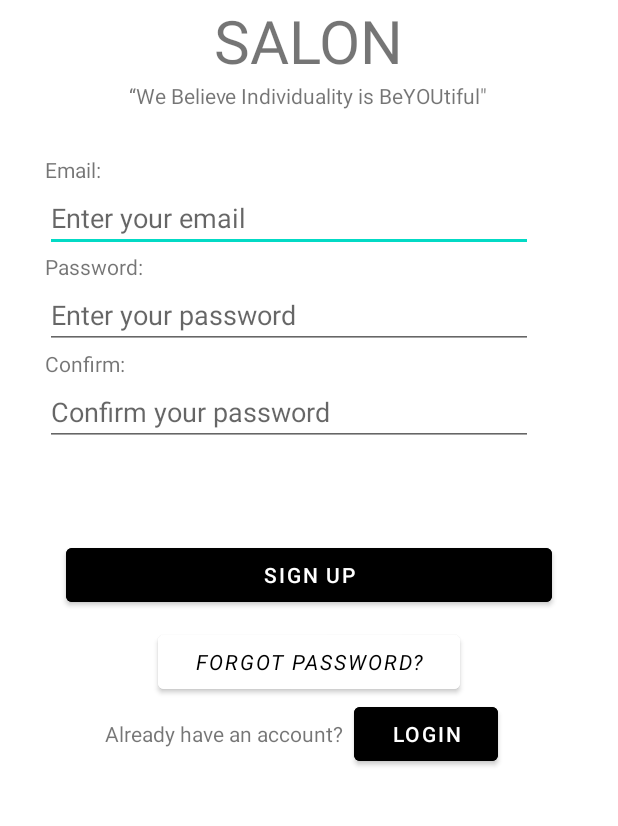
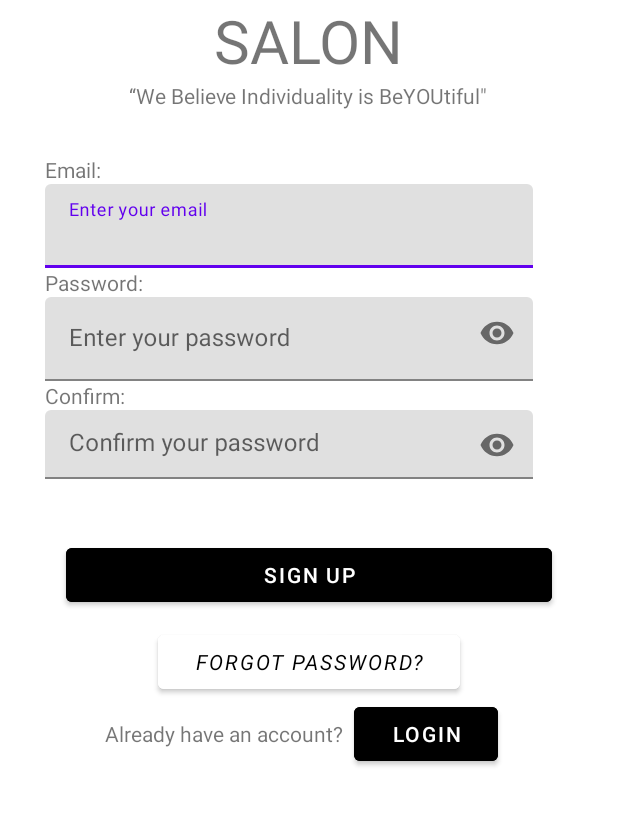
Before and after one commit to ptnhut166/CapelliSalon, an Android app: the RegisterActivity screen opened directly, with no data from a screen before it, on a phone screen of 412 x 824 dp, the part 382-1208 px from its top. Run offline under Robolectric (Android 15) with nearby library versions, the phone set to English and light mode, and no system bars; our stand-ins replace Firebase (no records; nobody signed in at launch, a user with empty details on screens opened directly); 2 statements that could not run were skipped.

Commit message:
add_regis_additionalinfo

```diff
--- a/app/src/main/java/com/example/salon/Activity/RegisterActivity.java
+++ b/app/src/main/java/com/example/salon/Activity/RegisterActivity.java
@@ -14,7 +14,6 @@ import android.widget.Toast;
 import androidx.annotation.NonNull;
 import androidx.appcompat.app.AppCompatActivity;
 
-import com.example.salon.Activity.LoginActivity;
 import com.example.salon.Booking.user_class;
 import com.example.salon.R;
 import com.google.android.gms.tasks.OnCompleteListener;
@@ -27,8 +26,6 @@ import com.google.firebase.auth.AuthResult;
 import com.google.firebase.auth.FirebaseAuth;
 import com.google.firebase.auth.FirebaseUser;
 import com.google.firebase.database.FirebaseDatabase;
-
-import java.util.ArrayList;
 
 public class RegisterActivity extends AppCompatActivity {
     TextInputEditText editTextEmail, editTextPassword, editTextConfirm;
@@ -54,10 +51,10 @@ public class RegisterActivity extends AppCompatActivity {
         btnLogin = findViewById(R.id.change_login);
 
         editTextEmail= findViewById(R.id.edt_email);
-        editTextPassword =findViewById(R.id.edt_password);
-        editTextConfirm = findViewById(R.id.edt_confirm);
+        editTextPassword =findViewById(R.id.edt_password_confirm_regis1);
+        editTextConfirm = findViewById(R.id.edt_password_confirm_regis1);
 
-        btnSignUp=findViewById(R.id.btn_register);
+        btnSignUp=findViewById(R.id.btn_register_regis1);
         progressBar=findViewById(R.id.progressbar);
 
 
--- a/app/src/main/res/layout/signup_page.xml
+++ b/app/src/main/res/layout/signup_page.xml
@@ -53,7 +53,9 @@
         <TableRow
             android:layout_width="match_parent"
             android:layout_height="match_parent">
-
+            <com.google.android.material.textfield.TextInputLayout
+                android:layout_height="wrap_content"
+                android:layout_width="wrap_content">
             <com.google.android.material.textfield.TextInputEditText
                 android:id="@+id/edt_email"
                 android:layout_width="325dp"
@@ -61,6 +63,7 @@
                 android:ems="10"
                 android:inputType="text"
                 android:hint="Enter your email"/>
+            </com.google.android.material.textfield.TextInputLayout>
         </TableRow>
 
         <TableRow
@@ -76,14 +79,19 @@
         <TableRow
             android:layout_width="310dp"
             android:layout_height="12dp">
+<com.google.android.material.textfield.TextInputLayout
+    android:layout_height="wrap_content"
+    android:layout_width="wrap_content"
+    app:passwordToggleEnabled="true">
 
             <com.google.android.material.textfield.TextInputEditText
-                android:id="@+id/edt_password"
+                android:id="@+id/edt_password_regis1"
                 android:layout_width="325dp"
                 android:layout_height="wrap_content"
                 android:ems="10"
-                android:inputType="text"
+                android:inputType="textPassword"
                 android:hint="Enter your password"/>
+</com.google.android.material.textfield.TextInputLayout>
         </TableRow>
 
         <TableRow
@@ -99,14 +107,18 @@
         <TableRow
             android:layout_width="match_parent"
             android:layout_height="match_parent">
-
+            <com.google.android.material.textfield.TextInputLayout
+                android:layout_height="wrap_content"
+                android:layout_width="wrap_content"
+                app:passwordToggleEnabled="true">
             <com.google.android.material.textfield.TextInputEditText
-                android:id="@+id/edt_confirm"
-                android:layout_width="wrap_content"
+                android:id="@+id/edt_password_confirm_regis1"
+                android:layout_width="325dp"
                 android:layout_height="wrap_content"
                 android:ems="10"
-                android:inputType="text"
+                android:inputType="textPassword"
                 android:hint="Confirm your password"/>
+            </com.google.android.material.textfield.TextInputLayout>
         </TableRow>
 
     </TableLayout>
@@ -120,7 +132,7 @@
 
     </ProgressBar>
     <Button
-        android:id="@+id/btn_register"
+        android:id="@+id/btn_register_regis1"
         android:layout_width="324dp"
         android:layout_height="wrap_content"
         android:layout_gravity="center"
```
Also changed, not shown: app/src/main/java/com/example/salon/Activity/RegisterActivity_additional.java (added, +60 -0 lines), app/src/main/res/layout/login_page.xml (+23 -7 lines), app/src/main/res/layout/registeractivity_additional.xml (added, +188 -0 lines).
